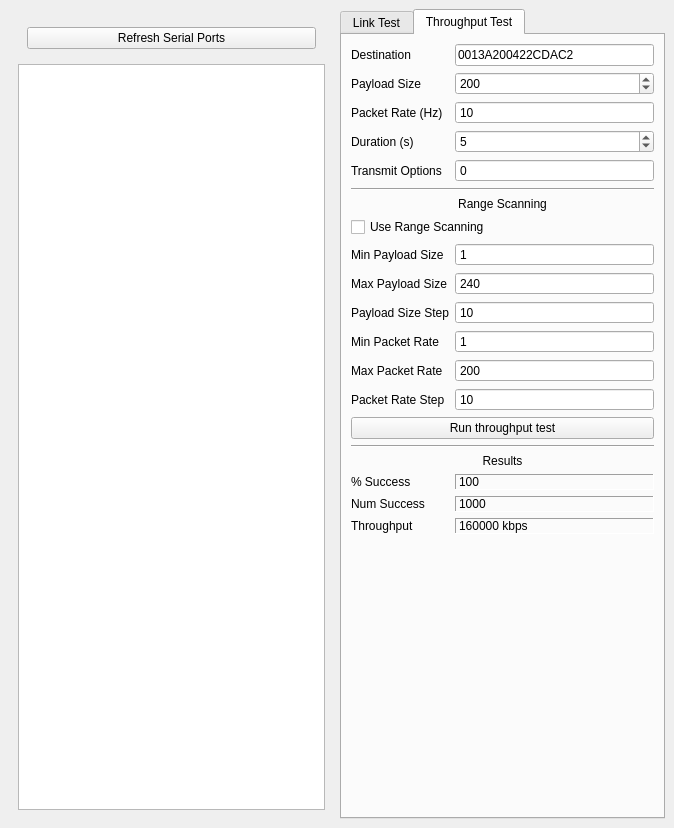
Old version of the form Frontend/Windows/RadioControlsWindow/RadioControlsWindow.ui in the repository WPI-HPRC/gs-control-2024-2025.
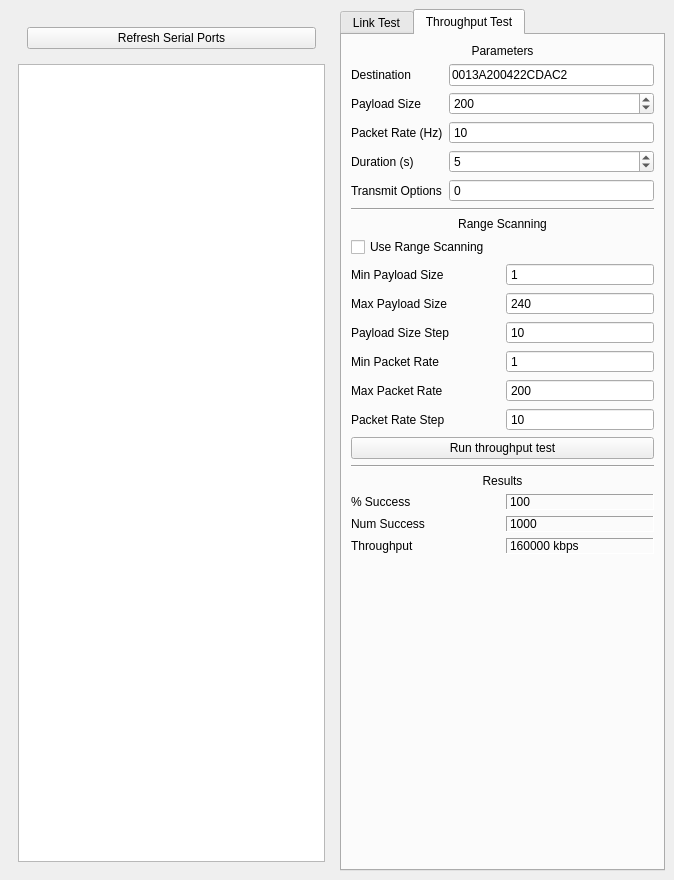
New version of the form. Custom widgets are drawn as their Qt base class.

Commit message: improved organization and disabled parameters during test

What changed in the file:
```diff
--- a/Frontend/Windows/RadioControlsWindow/RadioControlsWindow.ui
+++ b/Frontend/Windows/RadioControlsWindow/RadioControlsWindow.ui
@@ -7,7 +7,7 @@
     <x>0</x>
     <y>0</y>
     <width>674</width>
-    <height>828</height>
+    <height>880</height>
    </rect>
   </property>
   <property name="windowTitle">
@@ -456,195 +456,8 @@
         <string>Throughput Test</string>
        </attribute>
        <layout class="QGridLayout" name="gridLayout_4">
-        <item row="21" column="0" colspan="2">
-         <spacer name="verticalSpacer_2">
-          <property name="orientation">
-           <enum>Qt::Orientation::Vertical</enum>
-          </property>
-          <property name="sizeHint" stdset="0">
-           <size>
-            <width>20</width>
-            <height>40</height>
-           </size>
-          </property>
-         </spacer>
-        </item>
-        <item row="14" column="0">
-         <widget class="QLabel" name="label_30">
-          <property name="text">
-           <string>Packet Rate Step</string>
-          </property>
-         </widget>
-        </item>
-        <item row="10" column="0">
-         <widget class="QLabel" name="label_26">
-          <property name="text">
-           <string>Max Payload Size</string>
-          </property>
-         </widget>
-        </item>
-        <item row="9" column="1">
-         <widget class="QSpinBox" name="ThroughputTest_MinPayloadSize">
-          <property name="buttonSymbols">
-           <enum>QAbstractSpinBox::ButtonSymbols::NoButtons</enum>
-          </property>
-          <property name="minimum">
-           <number>1</number>
-          </property>
-          <property name="maximum">
-           <number>240</number>
-          </property>
-         </widget>
-        </item>
-        <item row="0" column="1">
-         <widget class="QLineEdit" name="ThroughputTest_DestinationAddress">
-          <property name="text">
-           <string>0013A200422CDAC2</string>
-          </property>
-         </widget>
-        </item>
-        <item row="9" column="0">
-         <widget class="QLabel" name="label_25">
-          <property name="text">
-           <string>Min Payload Size</string>
-          </property>
-         </widget>
-        </item>
-        <item row="13" column="1">
-         <widget class="QSpinBox" name="ThroughputTest_MaxPacketRate">
-          <property name="buttonSymbols">
-           <enum>QAbstractSpinBox::ButtonSymbols::NoButtons</enum>
-          </property>
-          <property name="minimum">
-           <number>1</number>
-          </property>
-          <property name="maximum">
-           <number>200</number>
-          </property>
-          <property name="value">
-           <number>200</number>
-          </property>
-         </widget>
-        </item>
-        <item row="7" column="0" colspan="2">
-         <widget class="QLabel" name="label_24">
-          <property name="text">
-           <string>Range Scanning</string>
-          </property>
-          <property name="alignment">
-           <set>Qt::AlignmentFlag::AlignCenter</set>
-          </property>
-         </widget>
-        </item>
-        <item row="2" column="1">
-         <widget class="QSpinBox" name="ThroughputTest_PacketRate">
-          <property name="buttonSymbols">
-           <enum>QAbstractSpinBox::ButtonSymbols::NoButtons</enum>
-          </property>
-          <property name="minimum">
-           <number>1</number>
-          </property>
-          <property name="maximum">
-           <number>200</number>
-          </property>
-          <property name="value">
-           <number>10</number>
-          </property>
-         </widget>
-        </item>
-        <item row="10" column="1">
-         <widget class="QSpinBox" name="ThroughputTest_MaxPayloadSize">
-          <property name="buttonSymbols">
-           <enum>QAbstractSpinBox::ButtonSymbols::NoButtons</enum>
-          </property>
-          <property name="minimum">
-           <number>1</number>
-          </property>
-          <property name="maximum">
-           <number>240</number>
-          </property>
-          <property name="value">
-           <number>240</number>
-          </property>
-         </widget>
-        </item>
-        <item row="4" column="0">
-         <widget class="QLabel" name="label_19">
-          <property name="text">
-           <string>Transmit Options</string>
-          </property>
-         </widget>
-        </item>
-        <item row="3" column="1">
-         <widget class="QSpinBox" name="ThroughputTest_Duration">
-          <property name="minimum">
-           <number>1</number>
-          </property>
-          <property name="maximum">
-           <number>600</number>
-          </property>
-          <property name="value">
-           <number>5</number>
-          </property>
-         </widget>
-        </item>
-        <item row="2" column="0">
-         <widget class="QLabel" name="label_17">
-          <property name="text">
-           <string>Packet Rate (Hz)</string>
-          </property>
-         </widget>
-        </item>
-        <item row="13" column="0">
-         <widget class="QLabel" name="label_29">
-          <property name="text">
-           <string>Max Packet Rate</string>
-          </property>
-         </widget>
-        </item>
-        <item row="6" column="0" colspan="2">
-         <widget class="Line" name="line_4">
-          <property name="orientation">
-           <enum>Qt::Orientation::Horizontal</enum>
-          </property>
-         </widget>
-        </item>
-        <item row="11" column="1">
-         <widget class="QSpinBox" name="ThroughputTest_PayloadSizeStep">
-          <property name="buttonSymbols">
-           <enum>QAbstractSpinBox::ButtonSymbols::NoButtons</enum>
-          </property>
-          <property name="maximum">
-           <number>100</number>
-          </property>
-          <property name="value">
-           <number>10</number>
-          </property>
-         </widget>
-        </item>
-        <item row="3" column="0">
-         <widget class="QLabel" name="label_18">
-          <property name="text">
-           <string>Duration (s)</string>
-          </property>
-         </widget>
-        </item>
-        <item row="12" column="0">
-         <widget class="QLabel" name="label_28">
-          <property name="text">
-           <string>Min Packet Rate</string>
-          </property>
-         </widget>
-        </item>
-        <item row="0" column="0">
-         <widget class="QLabel" name="label_15">
-          <property name="text">
-           <string>Destination</string>
-          </property>
-         </widget>
-        </item>
-        <item row="18" column="1">
-         <widget class="QLabel" name="ThroughputTestResults_PercentSuccess">
+        <item row="22" column="1">
+         <widget class="QLabel" name="ThroughputTestResults_Throughput">
           <property name="frameShape">
            <enum>QFrame::Shape::Panel</enum>
           </property>
@@ -652,84 +465,31 @@
            <enum>QFrame::Shadow::Sunken</enum>
           </property>
           <property name="text">
-           <string>100</string>
+           <string>160000 kbps</string>
           </property>
          </widget>
         </item>
-        <item row="1" column="1">
-         <widget class="QSpinBox" name="ThroughputTest_PayloadSize">
-          <property name="minimum">
-           <number>1</number>
-          </property>
-          <property name="maximum">
-           <number>240</number>
-          </property>
-          <property name="singleStep">
-           <number>10</number>
-          </property>
-          <property name="value">
-           <number>200</number>
-          </property>
-         </widget>
-        </item>
-        <item row="4" column="1">
-         <widget class="QSpinBox" name="ThroughputTest_TransmitOptions">
-          <property name="buttonSymbols">
-           <enum>QAbstractSpinBox::ButtonSymbols::NoButtons</enum>
-          </property>
-          <property name="maximum">
-           <number>255</number>
-          </property>
-          <property name="value">
-           <number>0</number>
-          </property>
-          <property name="displayIntegerBase">
-           <number>16</number>
-          </property>
-         </widget>
-        </item>
-        <item row="1" column="0">
-         <widget class="QLabel" name="label_16">
-          <property name="text">
-           <string>Payload Size</string>
-          </property>
-         </widget>
-        </item>
-        <item row="11" column="0">
-         <widget class="QLabel" name="label_27">
-          <property name="text">
-           <string>Payload Size Step</string>
-          </property>
-         </widget>
-        </item>
-        <item row="8" column="0" colspan="2">
-         <widget class="QCheckBox" name="ThroughputTest_RangeScanning">
-          <property name="text">
-           <string>Use Range Scanning</string>
-          </property>
-         </widget>
-        </item>
-        <item row="20" column="0">
+        <item row="22" column="0">
          <widget class="QLabel" name="label_23">
           <property name="text">
            <string>Throughput</string>
           </property>
          </widget>
         </item>
-        <item row="14" column="1">
-         <widget class="QSpinBox" name="ThroughputTest_PacketRateStep">
-          <property name="buttonSymbols">
-           <enum>QAbstractSpinBox::ButtonSymbols::NoButtons</enum>
+        <item row="21" column="1">
+         <widget class="QLabel" name="ThroughputTestResults_NumSuccess">
+          <property name="frameShape">
+           <enum>QFrame::Shape::Panel</enum>
           </property>
-          <property name="maximum">
-           <number>100</number>
+          <property name="frameShadow">
+           <enum>QFrame::Shadow::Sunken</enum>
           </property>
-          <property name="value">
-           <number>10</number>
+          <property name="text">
+           <string>1000</string>
           </property>
          </widget>
         </item>
-        <item row="15" column="0" colspan="2">
+        <item row="17" column="0" colspan="2">
          <widget class="QPushButton" name="ThroughputTest_Button">
           <property name="focusPolicy">
            <enum>Qt::FocusPolicy::NoFocus</enum>
@@ -739,15 +499,8 @@
           </property>
          </widget>
         </item>
-        <item row="16" column="0" colspan="2">
-         <widget class="Line" name="line_3">
-          <property name="orientation">
-           <enum>Qt::Orientation::Horizontal</enum>
-          </property>
-         </widget>
-        </item>
         <item row="20" column="1">
-         <widget class="QLabel" name="ThroughputTestResults_Throughput">
+         <widget class="QLabel" name="ThroughputTestResults_PercentSuccess">
           <property name="frameShape">
            <enum>QFrame::Shape::Panel</enum>
           </property>
@@ -755,47 +508,45 @@
            <enum>QFrame::Shadow::Sunken</enum>
           </property>
           <property name="text">
-           <string>160000 kbps</string>
+           <string>100</string>
           </property>
          </widget>
         </item>
-        <item row="12" column="1">
-         <widget class="QSpinBox" name="ThroughputTest_MinPacketRate">
-          <property name="buttonSymbols">
-           <enum>QAbstractSpinBox::ButtonSymbols::NoButtons</enum>
+        <item row="18" column="0" colspan="2">
+         <widget class="Line" name="line_3">
+          <property name="orientation">
+           <enum>Qt::Orientation::Horizontal</enum>
           </property>
-          <property name="minimum">
-           <number>1</number>
-          </property>
-          <property name="maximum">
-           <number>200</number>
-          </property>
-          <property name="value">
-           <number>1</number>
-          </property>
          </widget>
         </item>
-        <item row="19" column="1">
-         <widget class="QLabel" name="ThroughputTestResults_NumSuccess">
-          <property name="frameShape">
-           <enum>QFrame::Shape::Panel</enum>
+        <item row="23" column="0" colspan="2">
+         <spacer name="verticalSpacer_2">
+          <property name="orientation">
+           <enum>Qt::Orientation::Vertical</enum>
           </property>
-          <property name="frameShadow">
-           <enum>QFrame::Shadow::Sunken</enum>
+          <property name="sizeHint" stdset="0">
+           <size>
+            <width>20</width>
+            <height>40</height>
+           </size>
           </property>
+         </spacer>
+        </item>
+        <item row="20" column="0">
+         <widget class="QLabel" name="label_21">
           <property name="text">
-           <string>1000</string>
+           <string>% Success</string>
           </property>
          </widget>
         </item>
-        <item row="19" column="0">
+        <item row="21" column="0">
          <widget class="QLabel" name="label_22">
           <property name="text">
            <string>Num Success</string>
           </property>
          </widget>
         </item>
-        <item row="17" column="0" colspan="2">
+        <item row="19" column="0" colspan="2">
          <widget class="QLabel" name="label_20">
           <property name="text">
            <string>Results</string>
@@ -805,11 +556,327 @@
           </property>
          </widget>
         </item>
-        <item row="18" column="0">
-         <widget class="QLabel" name="label_21">
-          <property name="text">
-           <string>% Success</string>
+        <item row="0" column="0" colspan="2">
+         <widget class="QWidget" name="ThroughputTest_ParamsContainer" native="true">
+          <property name="enabled">
+           <bool>true</bool>
           </property>
+          <layout class="QGridLayout" name="gridLayout_7">
+           <property name="leftMargin">
+            <number>0</number>
+           </property>
+           <property name="topMargin">
+            <number>0</number>
+           </property>
+           <property name="rightMargin">
+            <number>0</number>
+           </property>
+           <property name="bottomMargin">
+            <number>0</number>
+           </property>
+           <item row="1" column="0">
+            <widget class="Line" name="line_4">
+             <property name="orientation">
+              <enum>Qt::Orientation::Horizontal</enum>
+             </property>
+            </widget>
+           </item>
+           <item row="0" column="0">
+            <widget class="QWidget" name="ThroughputTest_BasicParamsContainer" native="true">
+             <layout class="QGridLayout" name="gridLayout_5">
+              <property name="leftMargin">
+               <number>0</number>
+              </property>
+              <property name="topMargin">
+               <number>0</number>
+              </property>
+              <property name="rightMargin">
+               <number>0</number>
+              </property>
+              <property name="bottomMargin">
+               <number>0</number>
+              </property>
+              <item row="1" column="1">
+               <widget class="QLineEdit" name="ThroughputTest_DestinationAddress">
+                <property name="text">
+                 <string>0013A200422CDAC2</string>
+                </property>
+               </widget>
+              </item>
+              <item row="1" column="0">
+               <widget class="QLabel" name="label_15">
+                <property name="text">
+                 <string>Destination</string>
+                </property>
+               </widget>
+              </item>
+              <item row="5" column="0">
+               <widget class="QLabel" name="label_19">
+                <property name="text">
+                 <string>Transmit Options</string>
+                </property>
+               </widget>
+              </item>
+              <item row="4" column="0">
+               <widget class="QLabel" name="label_18">
+                <property name="text">
+                 <string>Duration (s)</string>
+                </property>
+               </widget>
+              </item>
+              <item row="3" column="1">
+               <widget class="QSpinBox" name="ThroughputTest_PacketRate">
+                <property name="buttonSymbols">
+                 <enum>QAbstractSpinBox::ButtonSymbols::NoButtons</enum>
+                </property>
+                <property name="minimum">
+                 <number>1</number>
+                </property>
+                <property name="maximum">
+                 <number>200</number>
+                </property>
+                <property name="value">
+                 <number>10</number>
+                </property>
+               </widget>
+              </item>
+              <item row="2" column="0">
+               <widget class="QLabel" name="label_16">
+                <property name="text">
+                 <string>Payload Size</string>
+                </property>
+               </widget>
+              </item>
+              <item row="4" column="1">
+               <widget class="QSpinBox" name="ThroughputTest_Duration">
+                <property name="minimum">
+                 <number>1</number>
+                </property>
+                <property name="maximum">
+                 <number>600</number>
+                </property>
+                <property name="value">
+                 <number>5</number>
+                </property>
+               </widget>
+              </item>
+              <item row="5" column="1">
+               <widget class="QSpinBox" name="ThroughputTest_TransmitOptions">
+                <property name="buttonSymbols">
+                 <enum>QAbstractSpinBox::ButtonSymbols::NoButtons</enum>
+                </property>
+                <property name="maximum">
+                 <number>255</number>
+                </property>
+                <property name="value">
+                 <number>0</number>
+                </property>
+                <property name="displayIntegerBase">
+                 <number>16</number>
+                </property>
+               </widget>
+              </item>
+              <item row="3" column="0">
+               <widget class="QLabel" name="label_17">
+                <property name="text">
+                 <string>Packet Rate (Hz)</string>
+                </property>
+               </widget>
+              </item>
+              <item row="2" column="1">
+               <widget class="QSpinBox" name="ThroughputTest_PayloadSize">
+                <property name="minimum">
+                 <number>1</number>
+                </property>
+                <property name="maximum">
+                 <number>240</number>
+                </property>
+                <property name="singleStep">
+                 <number>10</number>
+                </property>
+                <property name="value">
+                 <number>200</number>
+                </property>
+               </widget>
+              </item>
+              <item row="0" column="0" colspan="2">
+               <widget class="QLabel" name="label_31">
+                <property name="text">
+                 <string>Parameters</string>
+                </property>
+                <property name="alignment">
+                 <set>Qt::AlignmentFlag::AlignCenter</set>
+                </property>
+               </widget>
+              </item>
+             </layout>
+            </widget>
+           </item>
+           <item row="2" column="0">
+            <widget class="QLabel" name="label_24">
+             <property name="text">
+              <string>Range Scanning</string>
+             </property>
+             <property name="alignment">
+              <set>Qt::AlignmentFlag::AlignCenter</set>
+             </property>
+            </widget>
+           </item>
+           <item row="3" column="0">
+            <widget class="QCheckBox" name="ThroughputTest_RangeScanning">
+             <property name="text">
+              <string>Use Range Scanning</string>
+             </property>
+            </widget>
+           </item>
+           <item row="4" column="0">
+            <widget class="QWidget" name="ThroughputTest_RangeScanningParamsContainer" native="true">
+             <layout class="QGridLayout" name="gridLayout_6">
+              <property name="leftMargin">
+               <number>0</number>
+              </property>
+              <property name="topMargin">
+               <number>0</number>
+              </property>
+              <property name="rightMargin">
+               <number>0</number>
+              </property>
+              <property name="bottomMargin">
+               <number>0</number>
+              </property>
+              <item row="4" column="1">
+               <widget class="QSpinBox" name="ThroughputTest_MaxPacketRate">
+                <property name="buttonSymbols">
+                 <enum>QAbstractSpinBox::ButtonSymbols::NoButtons</enum>
+                </property>
+                <property name="minimum">
+                 <number>1</number>
+                </property>
+                <property name="maximum">
+                 <number>200</number>
+                </property>
+                <property name="value">
+                 <number>200</number>
+                </property>
+               </widget>
+              </item>
+              <item row="1" column="1">
+               <widget class="QSpinBox" name="ThroughputTest_MaxPayloadSize">
+                <property name="buttonSymbols">
+                 <enum>QAbstractSpinBox::ButtonSymbols::NoButtons</enum>
+                </property>
+                <property name="minimum">
+                 <number>1</number>
+                </property>
+                <property name="maximum">
+                 <number>240</number>
+                </property>
+                <property name="value">
+                 <number>240</number>
+                </property>
+               </widget>
+              </item>
+              <item row="0" column="0">
+               <widget class="QLabel" name="label_25">
+                <property name="text">
+                 <string>Min Payload Size</string>
+                </property>
+               </widget>
+              </item>
+              <item row="0" column="1">
+               <widget class="QSpinBox" name="ThroughputTest_MinPayloadSize">
+                <property name="buttonSymbols">
+                 <enum>QAbstractSpinBox::ButtonSymbols::NoButtons</enum>
+                </property>
+                <property name="minimum">
+                 <number>1</number>
+                </property>
+                <property name="maximum">
+                 <number>240</number>
+                </property>
+               </widget>
+              </item>
+              <item row="3" column="1">
+               <widget class="QSpinBox" name="ThroughputTest_MinPacketRate">
+                <property name="buttonSymbols">
+                 <enum>QAbstractSpinBox::ButtonSymbols::NoButtons</enum>
+                </property>
+                <property name="minimum">
+                 <number>1</number>
+                </property>
+                <property name="maximum">
+                 <number>200</number>
+                </property>
+                <property name="value">
+                 <number>1</number>
+                </property>
+               </widget>
+              </item>
+              <item row="2" column="1">
+               <widget class="QSpinBox" name="ThroughputTest_PayloadSizeStep">
+                <property name="buttonSymbols">
+                 <enum>QAbstractSpinBox::ButtonSymbols::NoButtons</enum>
+                </property>
+                <property name="maximum">
+                 <number>100</number>
+                </property>
+                <property name="value">
+                 <number>10</number>
+                </property>
+               </widget>
+              </item>
+              <item row="4" column="0">
+               <widget class="QLabel" name="label_29">
+                <property name="text">
+                 <string>Max Packet Rate</string>
+                </property>
+               </widget>
+              </item>
+              <item row="2" column="0">
+               <widget class="QLabel" name="label_27">
+                <property name="text">
+                 <string>Payload Size Step</string>
+                </property>
+               </widget>
+              </item>
+              <item row="3" column="0">
+               <widget class="QLabel" name="label_28">
+                <property name="text">
+                 <string>Min Packet Rate</string>
+                </property>
+               </widget>
+              </item>
+              <item row="1" column="0">
+               <widget class="QLabel" name="label_26">
+                <property name="text">
+                 <string>Max Payload Size</string>
+                </property>
+               </widget>
+              </item>
+              <item row="5" column="0">
+               <widget class="QLabel" name="label_30">
+                <property name="text">
+                 <string>Packet Rate Step</string>
+                </property>
+               </widget>
+              </item>
+              <item row="5" column="1">
+               <widget class="QSpinBox" name="ThroughputTest_PacketRateStep">
+                <property name="buttonSymbols">
+                 <enum>QAbstractSpinBox::ButtonSymbols::NoButtons</enum>
+                </property>
+                <property name="maximum">
+                 <number>100</number>
+                </property>
+                <property name="value">
+                 <number>10</number>
+                </property>
+               </widget>
+              </item>
+             </layout>
+            </widget>
+           </item>
+          </layout>
          </widget>
         </item>
        </layout>
```
The commit also changes 2 other files.
